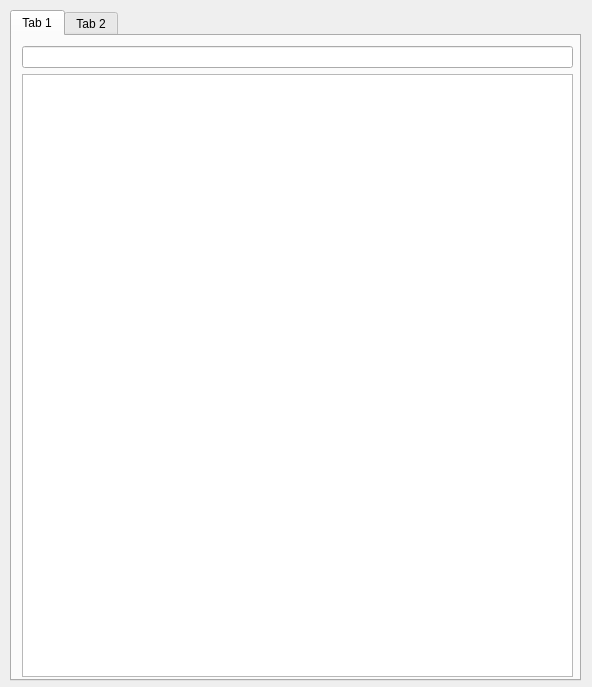
Above: form.ui from A-DYB/warframe_simulacrum_interface before the change. Below: the same form after it.
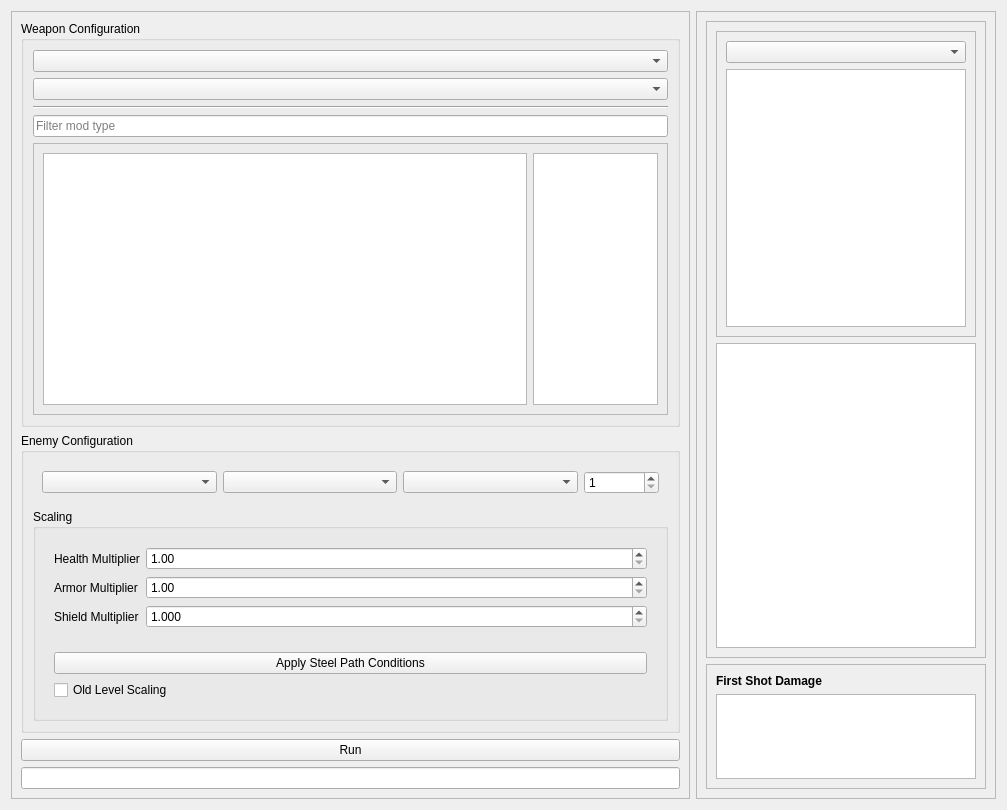
That is the form after the change. Custom widgets are drawn as their Qt base class.

Commit message: Add weapon, enemy view. Simulation graph in new window.

```diff
--- a/form.ui
+++ b/form.ui
@@ -6,51 +6,341 @@
    <rect>
     <x>0</x>
     <y>0</y>
-    <width>592</width>
-    <height>687</height>
+    <width>1007</width>
+    <height>810</height>
    </rect>
   </property>
   <property name="windowTitle">
    <string>MainWindow</string>
   </property>
-  <widget class="QTabWidget" name="tabWidget">
-   <property name="geometry">
-    <rect>
-     <x>10</x>
-     <y>10</y>
-     <width>571</width>
-     <height>671</height>
-    </rect>
-   </property>
-   <widget class="QWidget" name="tab">
-    <attribute name="title">
-     <string>Tab 1</string>
-    </attribute>
-    <widget class="QWidget" name="verticalLayoutWidget">
-     <property name="geometry">
-      <rect>
-       <x>10</x>
-       <y>10</y>
-       <width>551</width>
-       <height>631</height>
-      </rect>
+  <layout class="QHBoxLayout" name="horizontalLayout_2">
+   <item>
+    <widget class="QFrame" name="frame_4">
+     <property name="maximumSize">
+      <size>
+       <width>900</width>
+       <height>16777215</height>
+      </size>
      </property>
-     <layout class="QVBoxLayout" name="verticalLayout">
+     <property name="frameShape">
+      <enum>QFrame::StyledPanel</enum>
+     </property>
+     <property name="frameShadow">
+      <enum>QFrame::Raised</enum>
+     </property>
+     <layout class="QVBoxLayout" name="verticalLayout_4">
       <item>
-       <widget class="QLineEdit" name="mod_filter_line_edit"/>
+       <widget class="QGroupBox" name="groupBox">
+        <property name="title">
+         <string>Weapon Configuration</string>
+        </property>
+        <layout class="QVBoxLayout" name="verticalLayout_6">
+         <item>
+          <widget class="SearchableComboBox" name="sim_weapon_combo"/>
+         </item>
+         <item>
+          <widget class="SearchableComboBox" name="sim_firemode_combo">
+           <property name="placeholderText">
+            <string/>
+           </property>
+          </widget>
+         </item>
+         <item>
+          <widget class="Line" name="line">
+           <property name="orientation">
+            <enum>Qt::Horizontal</enum>
+           </property>
+          </widget>
+         </item>
+         <item>
+          <widget class="QLineEdit" name="mod_filter_line_edit">
+           <property name="placeholderText">
+            <string>Filter mod type</string>
+           </property>
+          </widget>
+         </item>
+         <item>
+          <widget class="QFrame" name="frame_2">
+           <property name="minimumSize">
+            <size>
+             <width>0</width>
+             <height>100</height>
+            </size>
+           </property>
+           <property name="frameShape">
+            <enum>QFrame::StyledPanel</enum>
+           </property>
+           <property name="frameShadow">
+            <enum>QFrame::Raised</enum>
+           </property>
+           <layout class="QHBoxLayout" name="horizontalLayout">
+            <item>
+             <widget class="ModTableView" name="mod_table_view"/>
+            </item>
+            <item>
+             <widget class="DragDropTableWidget" name="elemental_mod_order_table">
+              <property name="maximumSize">
+               <size>
+                <width>125</width>
+                <height>16777215</height>
+               </size>
+              </property>
+             </widget>
+            </item>
+           </layout>
+          </widget>
+         </item>
+        </layout>
+       </widget>
       </item>
       <item>
-       <widget class="ModTableView" name="mod_table_view"/>
+       <widget class="QGroupBox" name="groupBox_2">
+        <property name="title">
+         <string>Enemy Configuration</string>
+        </property>
+        <layout class="QVBoxLayout" name="verticalLayout_5">
+         <item>
+          <widget class="QWidget" name="widget" native="true">
+           <layout class="QHBoxLayout" name="horizontalLayout_3">
+            <item>
+             <widget class="SearchableComboBox" name="sim_enemy_combo"/>
+            </item>
+            <item>
+             <widget class="QComboBox" name="sim_bodypart_combo"/>
+            </item>
+            <item>
+             <widget class="QComboBox" name="sim_animation_combo"/>
+            </item>
+            <item>
+             <widget class="QSpinBox" name="sim_level_spinner">
+              <property name="maximumSize">
+               <size>
+                <width>75</width>
+                <height>16777215</height>
+               </size>
+              </property>
+              <property name="minimum">
+               <number>1</number>
+              </property>
+              <property name="maximum">
+               <number>9999</number>
+              </property>
+             </widget>
+            </item>
+           </layout>
+          </widget>
+         </item>
+         <item>
+          <widget class="QGroupBox" name="groupBox_3">
+           <property name="title">
+            <string>Scaling</string>
+           </property>
+           <layout class="QVBoxLayout" name="verticalLayout_7">
+            <item>
+             <widget class="QWidget" name="widget_4" native="true">
+              <layout class="QFormLayout" name="formLayout">
+               <item row="1" column="0">
+                <widget class="QLabel" name="label_3">
+                 <property name="text">
+                  <string>Armor Multiplier</string>
+                 </property>
+                </widget>
+               </item>
+               <item row="1" column="1">
+                <widget class="QDoubleSpinBox" name="armor_multiplier_spinner">
+                 <property name="minimum">
+                  <double>1.000000000000000</double>
+                 </property>
+                 <property name="maximum">
+                  <double>100.000000000000000</double>
+                 </property>
+                 <property name="singleStep">
+                  <double>0.050000000000000</double>
+                 </property>
+                </widget>
+               </item>
+               <item row="0" column="0">
+                <widget class="QLabel" name="label_2">
+                 <property name="text">
+                  <string>Health Multiplier</string>
+                 </property>
+                </widget>
+               </item>
+               <item row="0" column="1">
+                <widget class="QDoubleSpinBox" name="health_multiplier_spinner">
+                 <property name="minimum">
+                  <double>1.000000000000000</double>
+                 </property>
+                 <property name="maximum">
+                  <double>100.000000000000000</double>
+                 </property>
+                 <property name="singleStep">
+                  <double>0.050000000000000</double>
+                 </property>
+                </widget>
+               </item>
+               <item row="2" column="0">
+                <widget class="QLabel" name="label_4">
+                 <property name="text">
+                  <string>Shield Multiplier</string>
+                 </property>
+                </widget>
+               </item>
+               <item row="2" column="1">
+                <widget class="QDoubleSpinBox" name="shield_multiplier_spinner">
+                 <property name="decimals">
+                  <number>3</number>
+                 </property>
+                 <property name="minimum">
+                  <double>1.000000000000000</double>
+                 </property>
+                 <property name="maximum">
+                  <double>100.000000000000000</double>
+                 </property>
+                 <property name="singleStep">
+                  <double>0.050000000000000</double>
+                 </property>
+                </widget>
+               </item>
+              </layout>
+             </widget>
+            </item>
+            <item>
+             <widget class="QWidget" name="widget_2" native="true">
+              <layout class="QVBoxLayout" name="verticalLayout_8">
+               <item>
+                <widget class="QPushButton" name="pushButton">
+                 <property name="text">
+                  <string>Apply Steel Path Conditions</string>
+                 </property>
+                </widget>
+               </item>
+               <item>
+                <widget class="QCheckBox" name="old_level_scale_checkbox">
+                 <property name="text">
+                  <string>Old Level Scaling</string>
+                 </property>
+                </widget>
+               </item>
+              </layout>
+             </widget>
+            </item>
+           </layout>
+          </widget>
+         </item>
+        </layout>
+       </widget>
       </item>
+      <item>
+       <widget class="QPushButton" name="load_mods_button">
+        <property name="text">
+         <string>Run</string>
+        </property>
+       </widget>
+      </item>
+      <item>
+       <widget class="QLineEdit" name="lineEdit">
+        <property name="clearButtonEnabled">
+         <bool>false</bool>
+        </property>
+       </widget>
+      </item>
      </layout>
     </widget>
-   </widget>
-   <widget class="QWidget" name="tab_2">
-    <attribute name="title">
-     <string>Tab 2</string>
-    </attribute>
-   </widget>
-  </widget>
+   </item>
+   <item>
+    <widget class="QFrame" name="frame_5">
+     <property name="maximumSize">
+      <size>
+       <width>300</width>
+       <height>16777215</height>
+      </size>
+     </property>
+     <property name="frameShape">
+      <enum>QFrame::StyledPanel</enum>
+     </property>
+     <property name="frameShadow">
+      <enum>QFrame::Raised</enum>
+     </property>
+     <layout class="QVBoxLayout" name="verticalLayout_9">
+      <item>
+       <widget class="QFrame" name="frame_6">
+        <property name="frameShape">
+         <enum>QFrame::StyledPanel</enum>
+        </property>
+        <property name="frameShadow">
+         <enum>QFrame::Raised</enum>
+        </property>
+        <layout class="QVBoxLayout" name="verticalLayout">
+         <item>
+          <widget class="QFrame" name="frame_7">
+           <property name="frameShape">
+            <enum>QFrame::StyledPanel</enum>
+           </property>
+           <property name="frameShadow">
+            <enum>QFrame::Raised</enum>
+           </property>
+           <layout class="QVBoxLayout" name="verticalLayout_10">
+            <item>
+             <widget class="QComboBox" name="preview_effect_select_combo"/>
+            </item>
+            <item>
+             <widget class="QListWidget" name="preview_weapon_list"/>
+            </item>
+           </layout>
+          </widget>
+         </item>
+         <item>
+          <widget class="QListWidget" name="preview_enemy_list">
+           <property name="sizePolicy">
+            <sizepolicy hsizetype="Expanding" vsizetype="Expanding">
+             <horstretch>0</horstretch>
+             <verstretch>0</verstretch>
+            </sizepolicy>
+           </property>
+          </widget>
+         </item>
+        </layout>
+       </widget>
+      </item>
+      <item>
+       <widget class="QFrame" name="frame">
+        <property name="maximumSize">
+         <size>
+          <width>16777215</width>
+          <height>125</height>
+         </size>
+        </property>
+        <property name="frameShape">
+         <enum>QFrame::StyledPanel</enum>
+        </property>
+        <property name="frameShadow">
+         <enum>QFrame::Raised</enum>
+        </property>
+        <layout class="QVBoxLayout" name="verticalLayout_2">
+         <item>
+          <widget class="QLabel" name="label">
+           <property name="font">
+            <font>
+             <weight>75</weight>
+             <bold>true</bold>
+            </font>
+           </property>
+           <property name="text">
+            <string>First Shot Damage</string>
+           </property>
+          </widget>
+         </item>
+         <item>
+          <widget class="QTableWidget" name="damage_preview_table"/>
+         </item>
+        </layout>
+       </widget>
+      </item>
+     </layout>
+    </widget>
+   </item>
+  </layout>
  </widget>
  <customwidgets>
   <customwidget>
@@ -58,6 +348,16 @@
    <extends>QTableView</extends>
    <header>custom_widgets.py</header>
   </customwidget>
+  <customwidget>
+   <class>SearchableComboBox</class>
+   <extends>QComboBox</extends>
+   <header>custom_widgets.py</header>
+  </customwidget>
+  <customwidget>
+   <class>DragDropTableWidget</class>
+   <extends>QTableView</extends>
+   <header>custom_widgets.py</header>
+  </customwidget>
  </customwidgets>
  <resources/>
  <connections/>
```
The commit also changes 4 other files.
